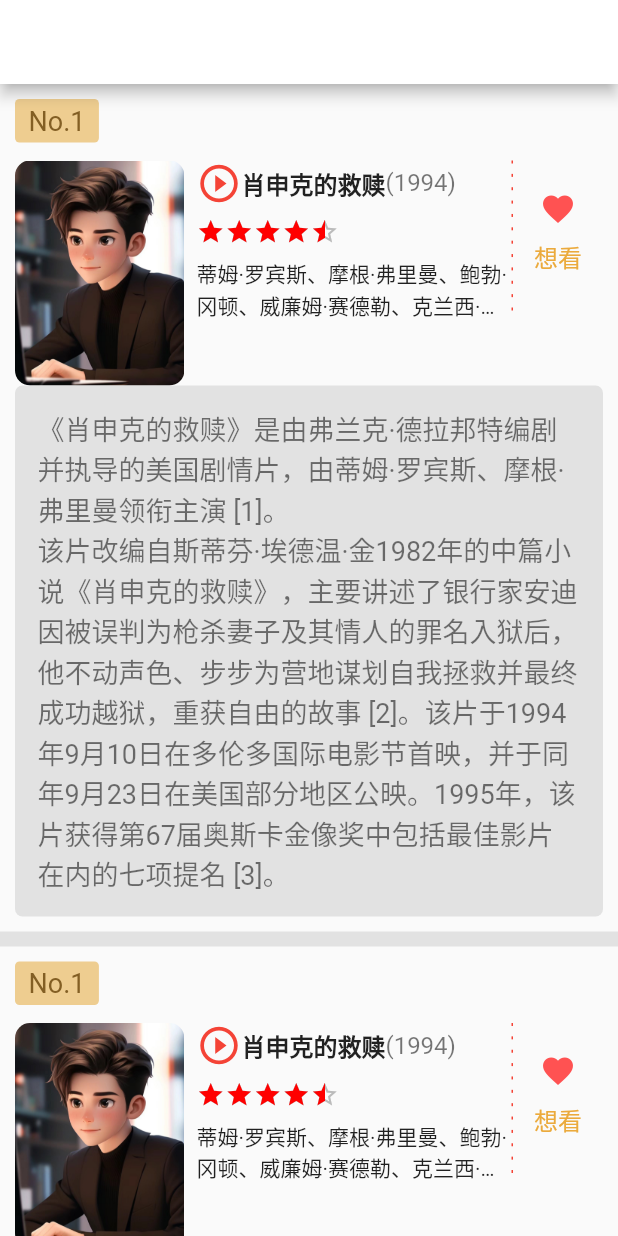
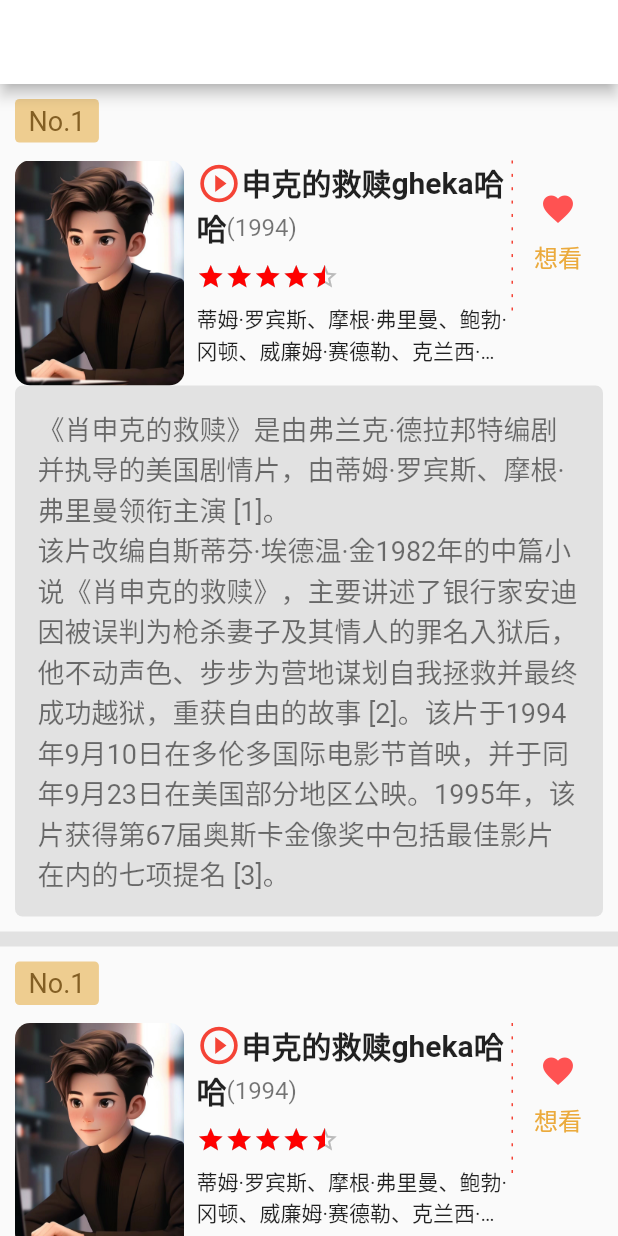
Before and after one commit to xmli688aa/myflutter, a Flutter app: the ETHomePage screen opened directly, on a phone screen of 412 x 824 dp. Run offline on Flutter 3.47's test engine with Material 2 defaults, Android fonts, the light colour scheme and no system bars; our stand-ins replace dio, video_player; missing offline and left inert: dart:ffi; network calls fail.

Commit message:
1.分割字符串转成数组   "申克的救赎".split("") 2.遍历字符串  "申克的救赎".split("").map((e){       //这里获取的是单个的字符     }).toList();

```diff
--- a/lib/douban/home/home_movie_item.dart
+++ b/lib/douban/home/home_movie_item.dart
@@ -104,27 +104,49 @@ class ETHomeMovieItem extends StatelessWidget {
   }
 
   Widget getTitleWidget() {
-    return const Text.rich(TextSpan(
-      children: [
-        WidgetSpan(
+    List<InlineSpan> spans = [];
+    //先添加第一个icon Widget
+    InlineSpan span0 = const WidgetSpan(
         child: Icon(
           Icons.play_circle_outline,
           color: Colors.red,
           size: 30,
         ),
-            alignment: PlaceholderAlignment.middle),
-        WidgetSpan(
+        alignment: PlaceholderAlignment.middle);
+    spans.add(span0);
+
+    //这里对文字遍历 然后每个文字作为一个widget 放到数组中
+    //遍历文字的两种方式
+    List listStr = "申克的救赎gheka哈哈".split("");
+    // print(listStr);
+  "申克的救赎gheka哈哈".split("").map((e){
+      InlineSpan widget = WidgetSpan(
           child: Text(
-              "肖申克的救赎",
-              style: TextStyle(fontSize: 16, fontWeight: FontWeight.bold),
+            e,
+            style: const TextStyle(fontWeight: FontWeight.bold, fontSize: 20),
           ),
-            alignment: PlaceholderAlignment.middle),
-        WidgetSpan(
+          alignment: PlaceholderAlignment.middle);
+      spans.add(widget);
+    }).toList();
+
+    //遍历文字的方式2
+    // "肖申克的救赎哈哈哈哈哈哈".runes.map((e) {
+    //   // print(String.fromCharCode(e));
+    //   InlineSpan widget = WidgetSpan(
+    //       child: Text(
+    //         String.fromCharCode(e),
+    //         style: const TextStyle(fontWeight: FontWeight.bold, fontSize: 20),
+    //       ),
+    //       alignment: PlaceholderAlignment.middle);
+    //   spans.add(widget);
+    // }).toList();
+    //添加最后一个时间的Widget
+    InlineSpan span2 = const WidgetSpan(
         child: Text("(1994)",
             style: TextStyle(fontSize: 16, color: Colors.black54)),
-            alignment: PlaceholderAlignment.middle),
-      ],
-    ));
+        alignment: PlaceholderAlignment.middle);
+    spans.add(span2);
+    return Text.rich(TextSpan(children: spans),maxLines: 2,overflow: TextOverflow.ellipsis,);
   }
 
   Widget getRatingWidget() {
```
Lines whose indentation alone changed are shown as unchanged.
